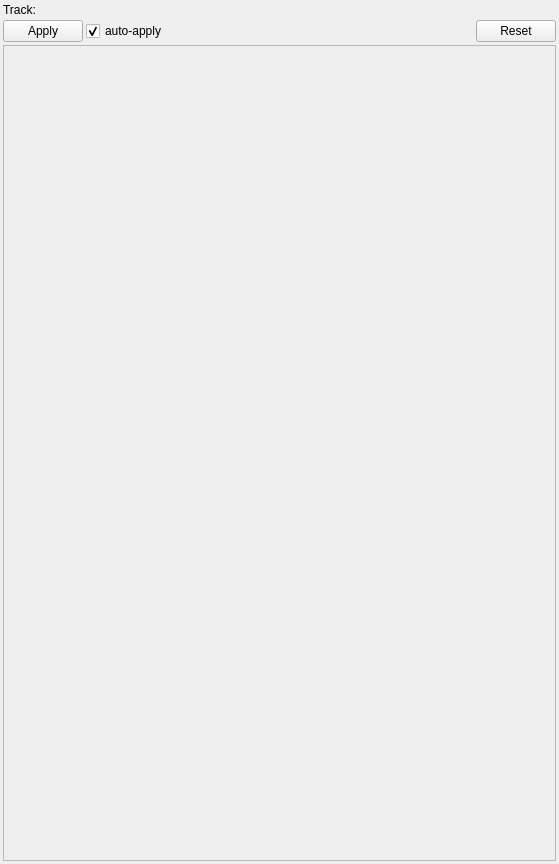
The window that ParameterEditor.ui (imgag/cppGUI) describes before a commit, drawn with Qt 5.
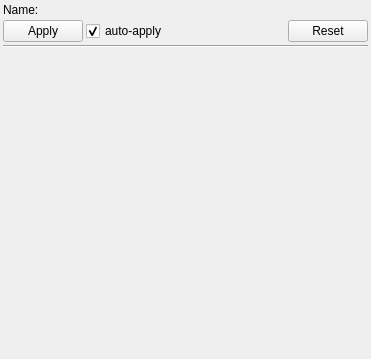
The same window after the commit.

Commit message: ParameterEditor: smaller improvements in UI

The edit to the form file:
```diff
--- a/ParameterEditor.ui
+++ b/ParameterEditor.ui
@@ -6,8 +6,8 @@
    <rect>
     <x>0</x>
     <y>0</y>
-    <width>559</width>
-    <height>864</height>
+    <width>371</width>
+    <height>359</height>
    </rect>
   </property>
   <property name="minimumSize">
@@ -36,9 +36,18 @@
     <number>3</number>
    </property>
    <item>
-    <widget class="QLabel" name="title">
+    <layout class="QHBoxLayout" name="name_layout" stretch="0,1">
+     <item>
+      <widget class="QLabel" name="label">
      <property name="text">
-      <string>Track: </string>
+        <string>Name:</string>
+       </property>
+      </widget>
+     </item>
+     <item>
+      <widget class="QLabel" name="name">
+       <property name="text">
+        <string/>
      </property>
      <property name="textFormat">
       <enum>Qt::TextFormat::PlainText</enum>
@@ -48,6 +57,8 @@
      </property>
     </widget>
    </item>
+    </layout>
+   </item>
    <item>
     <layout class="QHBoxLayout" name="actions">
      <property name="spacing">
@@ -101,8 +112,18 @@
      </item>
     </layout>
    </item>
+   <item>
+    <widget class="Line" name="line">
+     <property name="orientation">
+      <enum>Qt::Orientation::Horizontal</enum>
+     </property>
+    </widget>
+   </item>
    <item>
     <widget class="QScrollArea" name="scroll">
+     <property name="frameShape">
+      <enum>QFrame::Shape::NoFrame</enum>
+     </property>
      <property name="widgetResizable">
       <bool>true</bool>
      </property>
@@ -111,8 +132,8 @@
        <rect>
         <x>0</x>
         <y>0</y>
-        <width>551</width>
-        <height>808</height>
+        <width>365</width>
+        <height>297</height>
        </rect>
       </property>
       <layout class="QFormLayout" name="form">
```
Lines whose indentation alone changed are shown as unchanged. The commit also changes 2 other files.
